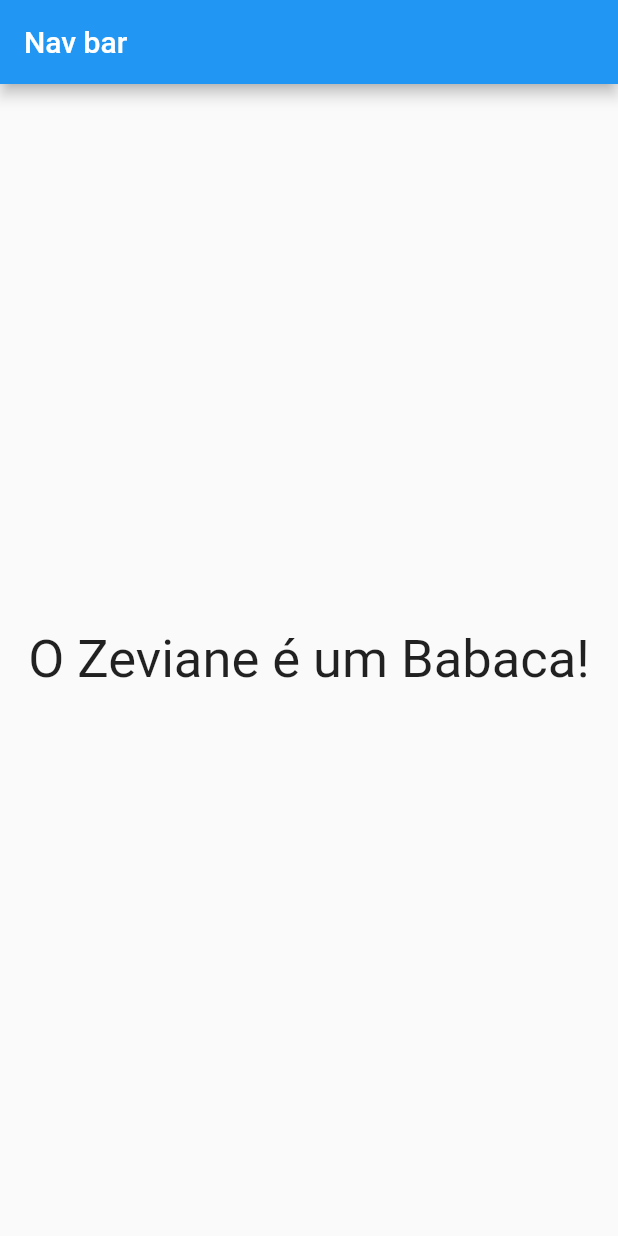
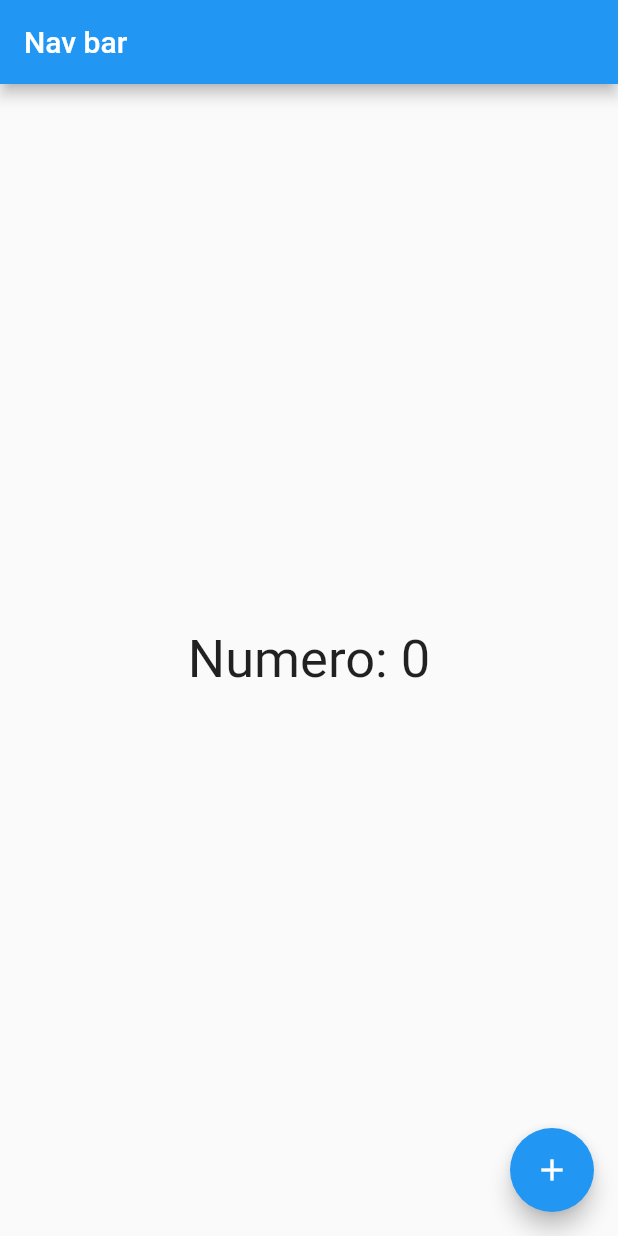
Before and after one commit to josevictormoreno/flutter-curso, a Flutter app: the screen it shows after launch, on a phone screen of 412 x 824 dp. Run offline on Flutter 3.47's test engine with Material 2 defaults, Android fonts, the phone set to English and light mode, and no system bars.

```diff
--- /dev/null
+++ b/my_app/lib/home_controller.dart
@@ -0,0 +1,19 @@
+import 'package:flutter/material.dart';
+
+class HomeController extends InheritedNotifier<ValueNotifier<int>> {
+  HomeController({Key? key, required Widget child})
+      : super(
+          key: key,
+          child: child,
+          notifier: ValueNotifier(0),
+        );
+  int get value => notifier!.value;
+
+  static HomeController of(BuildContext context) {
+    return context.dependOnInheritedWidgetOfExactType<HomeController>()!;
+  }
+
+  increment() {
+    notifier!.value++;
+  }
+}
--- /dev/null
+++ b/my_app/lib/home_page.dart
@@ -0,0 +1,28 @@
+import 'package:flutter/material.dart';
+import 'package:my_app/home_controller.dart';
+
+class HomePage extends StatelessWidget {
+  const HomePage({super.key});
+
+  @override
+  Widget build(BuildContext context) {
+    var controller = HomeController.of(context);
+    return Scaffold(
+      appBar: AppBar(
+        title: const Text('Nav bar'),
+      ),
+      body: Center(
+        child: Text(
+          'Numero: ${controller.value}',
+          style: const TextStyle(fontSize: 35),
+        ),
+      ),
+      floatingActionButton: FloatingActionButton(
+        child: const Icon(Icons.add),
+        onPressed: () {
+          controller.increment();
+        },
+      ),
+    );
+  }
+}
--- a/my_app/lib/main.dart
+++ b/my_app/lib/main.dart
@@ -1,35 +1,6 @@
 import 'package:flutter/material.dart';
+import 'mywidget.dart';
 
 void main() {
   runApp(const MyApp());
 }
-
-class MyApp extends StatelessWidget {
-  const MyApp({super.key});
-
-  @override
-  Widget build(BuildContext context) {
-    return const MaterialApp(
-      home: HomePage(),
-    );
-  }
-}
-
-class HomePage extends StatelessWidget {
-  const HomePage({super.key});
-
-  @override
-  Widget build(BuildContext context) {
-    return Scaffold(
-        appBar: AppBar(
-          title: Text('Nav bar'),
-        ),
-        body: Center(
-          child: Text(
-            'O Zeviane é um Babaca!',
-            style: TextStyle(fontSize: 35),
-          ),
-        )
-    );
-  }
-}
--- /dev/null
+++ b/my_app/lib/mywidget.dart
@@ -0,0 +1,16 @@
+import 'package:flutter/material.dart';
+import 'home_controller.dart';
+import 'home_page.dart';
+
+class MyApp extends StatelessWidget {
+  const MyApp({super.key});
+
+  @override
+  Widget build(BuildContext context) {
+    return MaterialApp(
+      home: HomeController(
+        child: const HomePage(),
+        ),
+    );
+  }
+}
```
Also changed, not shown: 1 other file.
